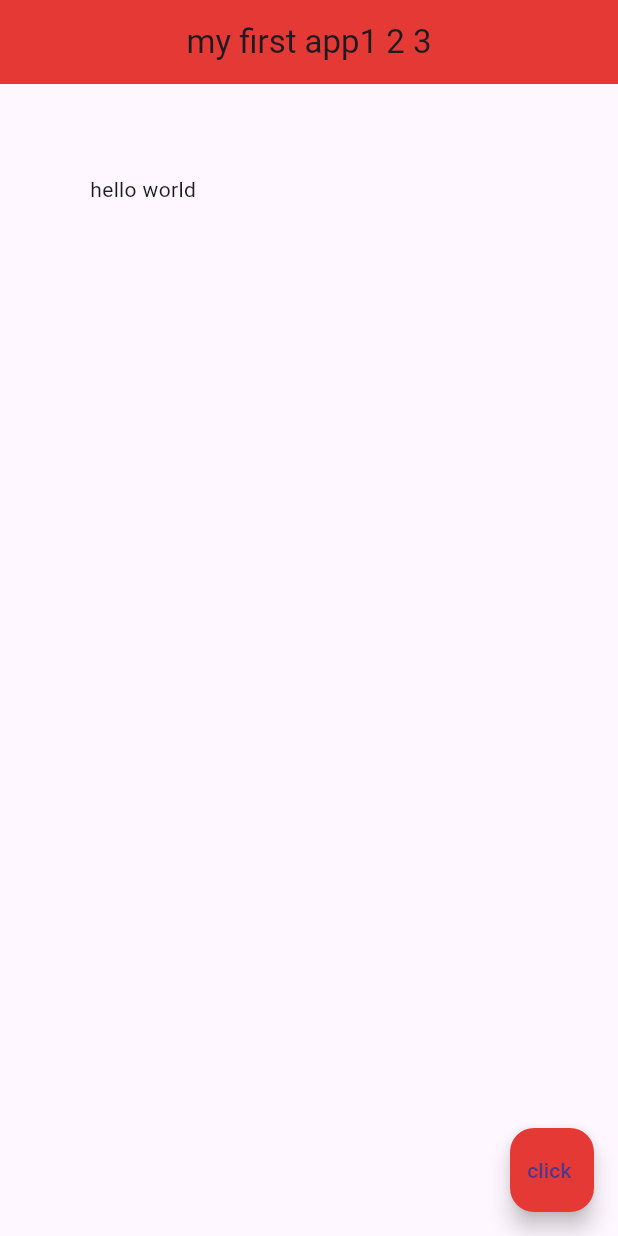
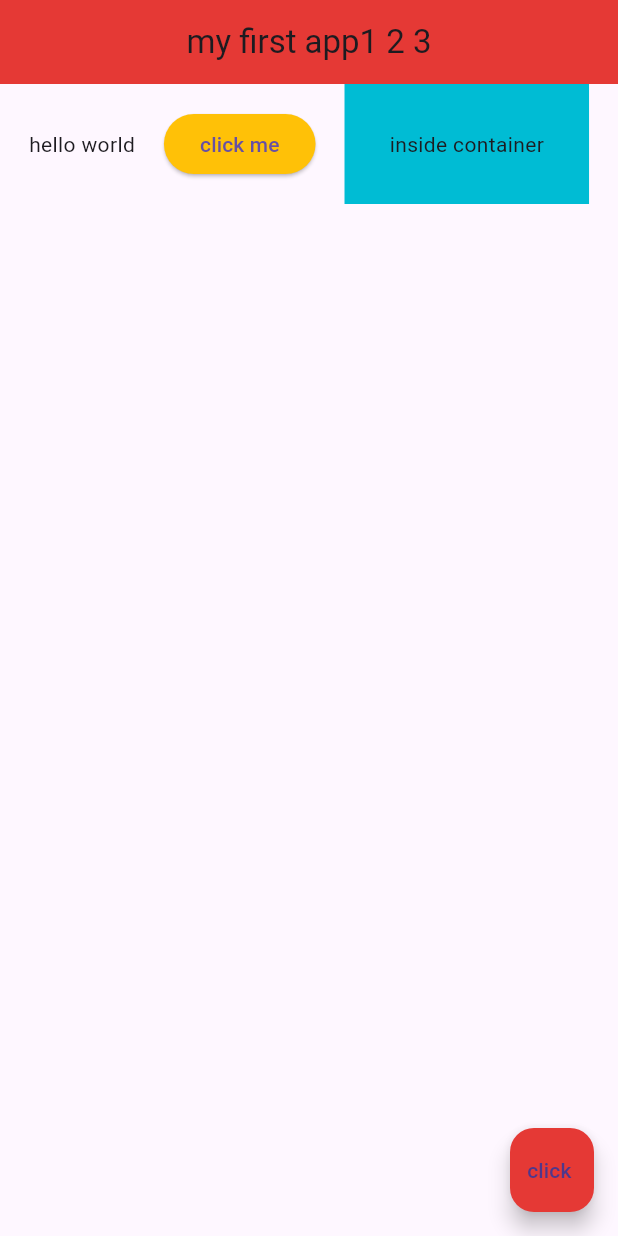
Before and after one commit to AyoubElAchab/learning-dart, a Flutter app: the screen it shows after launch, on a phone screen of 412 x 824 dp. Run offline on Flutter 3.47's test engine with Material 3 defaults, Android fonts, the phone set to English and light mode, and no system bars.

Commit message:
how to use Rows

```diff
--- a/lib/main.dart
+++ b/lib/main.dart
@@ -15,9 +15,24 @@ class Home extends StatelessWidget {
         centerTitle: true,
         backgroundColor : Colors.red[600],
       ),
-      body: Padding(
-        padding : EdgeInsets.all(60.0),
-        child : Text('hello world'),
+      body: Row(
+        mainAxisAlignment: MainAxisAlignment.spaceEvenly,
+        crossAxisAlignment: CrossAxisAlignment.center,
+        children: [
+          Text('hello world'),
+          ElevatedButton(
+            onPressed: () {},
+            style: ElevatedButton.styleFrom(
+              backgroundColor: Colors.amber, // Sets the background color
+            ),
+            child: Text('click me'),
+          ),
+          Container(
+            color: Colors.cyan,
+            padding : EdgeInsets.all(30.0),
+            child : Text('inside container'),
+          ),
+        ],
       ),
       floatingActionButton: FloatingActionButton(
         onPressed: () {
```
